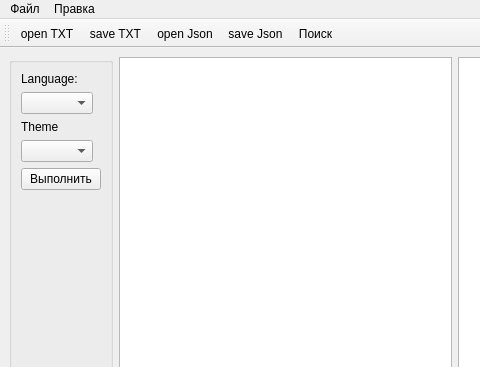
This is Ip-312-Sirotkin/2lab/QSourceHighlite-master/mainwindow.ui in marliele/R2_vpicmv as Qt 5 draws it before an edit; both pictures show x 0 to 480 and y 0 to 367 of the 800 by 600 pixel window. The edited form follows.
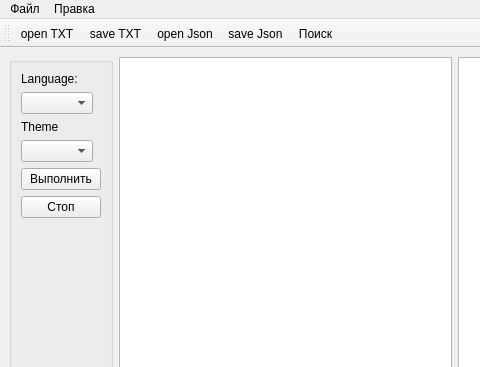
This is the edited form. Icons and pictures are not drawn.

```diff
--- a/Ip-312-Sirotkin/2lab/QSourceHighlite-master/mainwindow.ui
+++ b/Ip-312-Sirotkin/2lab/QSourceHighlite-master/mainwindow.ui
@@ -67,6 +67,13 @@
          </property>
         </widget>
        </item>
+       <item row="5" column="0">
+        <widget class="QPushButton" name="buttonStop">
+         <property name="text">
+          <string>Стоп</string>
+         </property>
+        </widget>
+       </item>
       </layout>
      </widget>
     </item>
```
